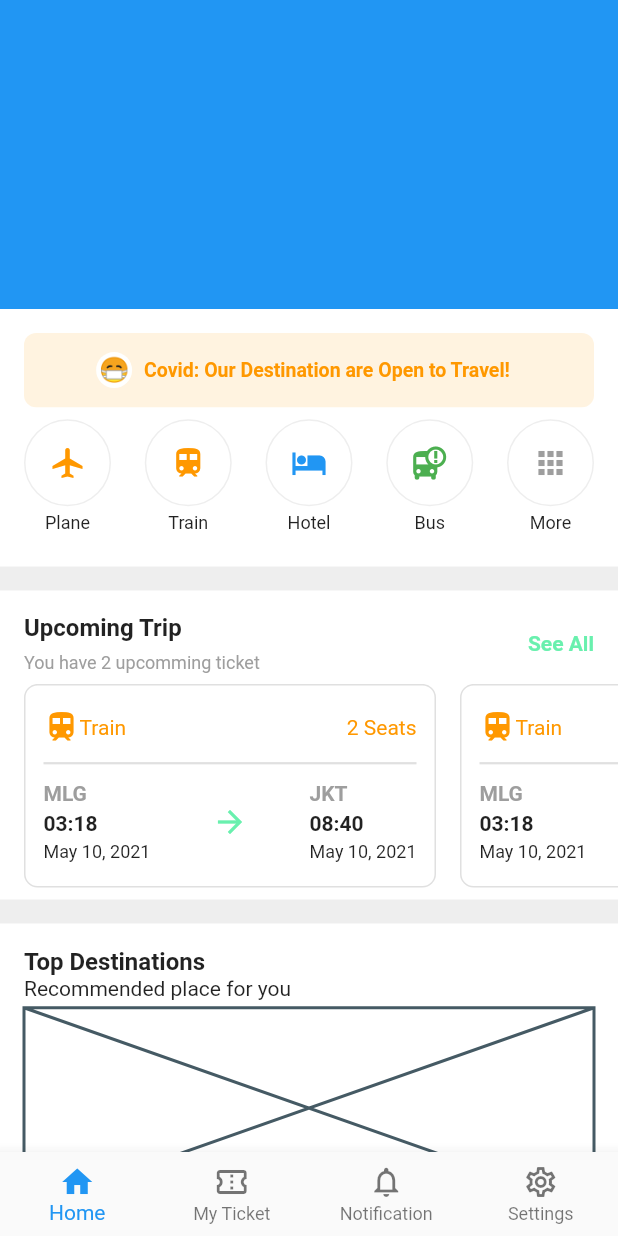
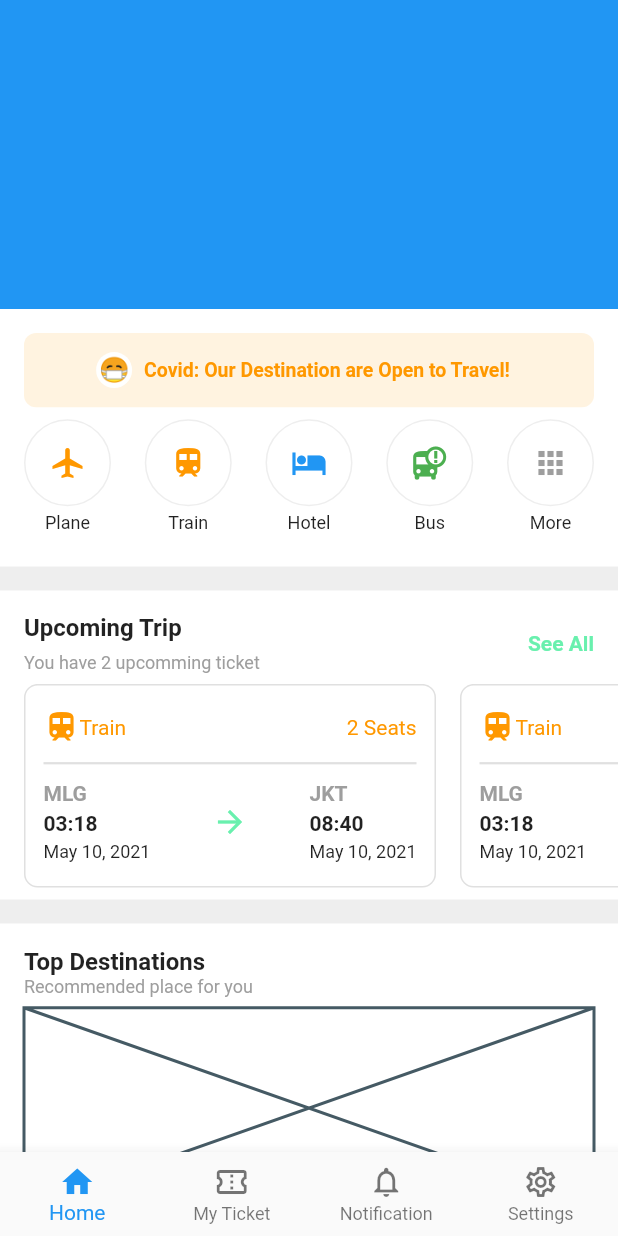
Before and after one commit to JAICHANGPARK/flutter_notebook_11th_story, a Flutter app: the screen it shows after launch, on a phone screen of 412 x 824 dp. Run offline on Flutter 3.47's test engine with Material 2 defaults, Android fonts, the phone set to English and light mode, and no system bars; our stand-ins replace backdrop, badges, flutter_inner_drawer, flutter_slidable, google_fonts.

Commit message:
Update ticket_booking_home_page.dart

```diff
--- a/lib/ep710_ticket_booking_app/ticket_booking_home_page.dart
+++ b/lib/ep710_ticket_booking_app/ticket_booking_home_page.dart
@@ -434,7 +434,10 @@ class _TicketBookingHomePageState extends State<TicketBookingHomePage> {
                               fontSize: 16,
                               fontWeight: FontWeight.bold
                             ),),
-                              Text("Recommended place for you")],
+                              Text("Recommended place for you", style: TextStyle(
+                                fontSize: 12,
+                                color: Colors.grey
+                              ),)],
                           )),
                       Expanded(flex: 10, child: Placeholder()),
                     ],
```
